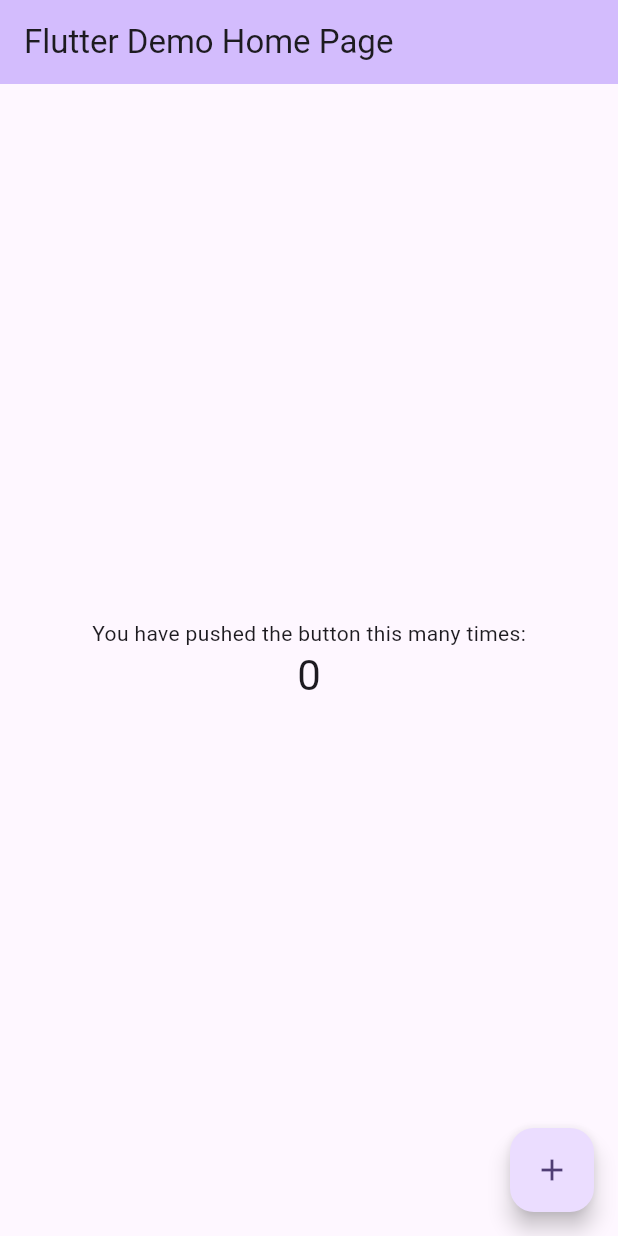
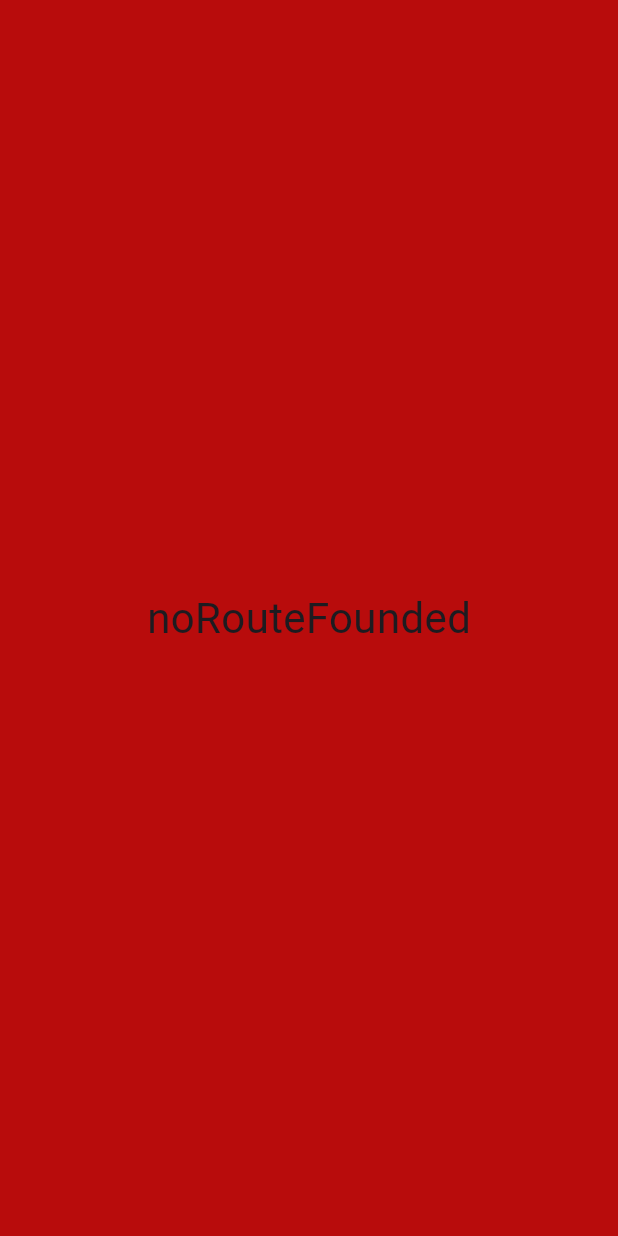
Before and after one commit to steha-532001/Dubli, a Flutter app: the screen it shows after launch, on a phone screen of 412 x 824 dp. Run offline on Flutter 3.47's test engine with Material 3 defaults, Android fonts, the phone set to English and light mode, and no system bars; our stand-ins replace animate_do, dio, flutter_bloc, flutter_screenutil, fluttertoast, shared_preferences; accounts and stored records are empty; statements that could not run were skipped.

Commit message:
Add DubliApp widget and update main function
The commit adds the DubliApp widget to the project and updates the main function
to initialize necessary services and run the DubliApp widget. This change
improves the structure and functionality of the application.

```diff
--- /dev/null
+++ b/lib/dubli_app.dart
@@ -0,0 +1,24 @@
+import 'package:dubli/core/routing/app_routes.dart';
+import 'package:dubli/core/utils/app_colors.dart';
+import 'package:flutter/material.dart';
+
+class DubliApp extends StatelessWidget {
+  const DubliApp({super.key});
+
+  // This widget is the root of your application.
+  @override
+  Widget build(BuildContext context) {
+    return MaterialApp(
+      debugShowCheckedModeBanner: false,
+      onGenerateRoute: AppRoutes.onGenerateRoute,
+      theme: ThemeData(
+        scaffoldBackgroundColor: ColorManager.primaryColor, // Set primary color
+        appBarTheme: const AppBarTheme(
+          iconTheme: IconThemeData(
+            color: ColorManager.whiteColor,
+          ),
+        ),
+      ),
+    );
+  }
+}
--- a/lib/main.dart
+++ b/lib/main.dart
@@ -1,125 +1,14 @@
+import 'package:dubli/bloc_observer.dart.dart';
+import 'package:dubli/core/networking/api_services.dart';
+import 'package:dubli/core/networking/local_services.dart';
+import 'package:dubli/dubli_app.dart';
 import 'package:flutter/material.dart';
+import 'package:flutter_bloc/flutter_bloc.dart';
 
-void main() {
-  runApp(const MyApp());
+void main() async {
+  WidgetsFlutterBinding.ensureInitialized();
+  Bloc.observer = MyBlocObserver();
+  await LocalServices.init();
+  ApiServices.init();
+  runApp(const DubliApp());
 }
-
-class MyApp extends StatelessWidget {
-  const MyApp({super.key});
-
-  // This widget is the root of your application.
-  @override
-  Widget build(BuildContext context) {
-    return MaterialApp(
-      title: 'Flutter Demo',
-      theme: ThemeData(
-        // This is the theme of your application.
-        //
-        // TRY THIS: Try running your application with "flutter run". You'll see
-        // the application has a purple toolbar. Then, without quitting the app,
-        // try changing the seedColor in the colorScheme below to Colors.green
-        // and then invoke "hot reload" (save your changes or press the "hot
-        // reload" button in a Flutter-supported IDE, or press "r" if you used
-        // the command line to start the app).
-        //
-        // Notice that the counter didn't reset back to zero; the application
-        // state is not lost during the reload. To reset the state, use hot
-        // restart instead.
-        //
-        // This works for code too, not just values: Most code changes can be
-        // tested with just a hot reload.
-        colorScheme: ColorScheme.fromSeed(seedColor: Colors.deepPurple),
-        useMaterial3: true,
-      ),
-      home: const MyHomePage(title: 'Flutter Demo Home Page'),
-    );
-  }
-}
-
-class MyHomePage extends StatefulWidget {
-  const MyHomePage({super.key, required this.title});
-
-  // This widget is the home page of your application. It is stateful, meaning
-  // that it has a State object (defined below) that contains fields that affect
-  // how it looks.
-
-  // This class is the configuration for the state. It holds the values (in this
-  // case the title) provided by the parent (in this case the App widget) and
-  // used by the build method of the State. Fields in a Widget subclass are
-  // always marked "final".
-
-  final String title;
-
-  @override
-  State<MyHomePage> createState() => _MyHomePageState();
-}
-
-class _MyHomePageState extends State<MyHomePage> {
-  int _counter = 0;
-
-  void _incrementCounter() {
-    setState(() {
-      // This call to setState tells the Flutter framework that something has
-      // changed in this State, which causes it to rerun the build method below
-      // so that the display can reflect the updated values. If we changed
-      // _counter without calling setState(), then the build method would not be
-      // called again, and so nothing would appear to happen.
-      _counter++;
-    });
-  }
-
-  @override
-  Widget build(BuildContext context) {
-    // This method is rerun every time setState is called, for instance as done
-    // by the _incrementCounter method above.
-    //
-    // The Flutter framework has been optimized to make rerunning build methods
-    // fast, so that you can just rebuild anything that needs updating rather
-    // than having to individually change instances of widgets.
-    return Scaffold(
-      appBar: AppBar(
-        // TRY THIS: Try changing the color here to a specific color (to
-        // Colors.amber, perhaps?) and trigger a hot reload to see the AppBar
-        // change color while the other colors stay the same.
-        backgroundColor: Theme.of(context).colorScheme.inversePrimary,
-        // Here we take the value from the MyHomePage object that was created by
-        // the App.build method, and use it to set our appbar title.
-        title: Text(widget.title),
-      ),
-      body: Center(
-        // Center is a layout widget. It takes a single child and positions it
-        // in the middle of the parent.
-        child: Column(
-          // Column is also a layout widget. It takes a list of children and
-          // arranges them vertically. By default, it sizes itself to fit its
-          // children horizontally, and tries to be as tall as its parent.
-          //
-          // Column has various properties to control how it sizes itself and
-          // how it positions its children. Here we use mainAxisAlignment to
-          // center the children vertically; the main axis here is the vertical
-          // axis because Columns are vertical (the cross axis would be
-          // horizontal).
-          //
-          // TRY THIS: Invoke "debug painting" (choose the "Toggle Debug Paint"
-          // action in the IDE, or press "p" in the console), to see the
-          // wireframe for each widget.
-          mainAxisAlignment: MainAxisAlignment.center,
-          children: <Widget>[
-            const Text(
-              'You have pushed the button this many times:',
-            ),
-            Text(
-              '$_counter',
-              style: Theme.of(context).textTheme.headlineMedium,
-            ),
-          ],
-        ),
-      ),
-      floatingActionButton: FloatingActionButton(
-        onPressed: _incrementCounter,
-        tooltip: 'Increment',
-        child: const Icon(Icons.add),
-      ), // This trailing comma makes auto-formatting nicer for build methods.
-    );
-  }
-}
```
Also changed, not shown: assets/images/logo.png (added), 1 other file.
